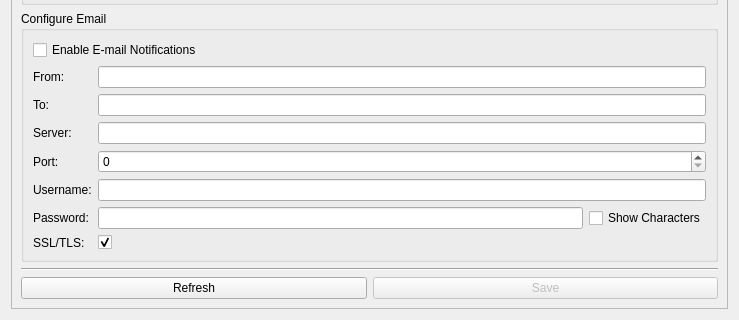
Qt form src/brickv/plugin_system/plugins/red/ui/red_tab_settings_server_monitoring.ui (Tinkerforge/brickv) before a commit; both pictures show x 0 to 739 and y 296 to 616 of the 739 by 616 pixel window.
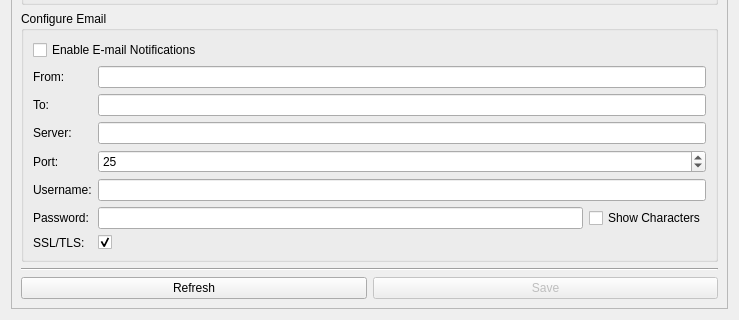
The same form after that commit.

Commit message: red-brick: 1. Server monitoring GUI element relational logic 2. Check function implemented

Diff of the .ui file:
```diff
--- a/src/brickv/plugin_system/plugins/red/ui/red_tab_settings_server_monitoring.ui
+++ b/src/brickv/plugin_system/plugins/red/ui/red_tab_settings_server_monitoring.ui
@@ -112,7 +112,17 @@
            <widget class="QLineEdit" name="ledit_sm_email_to"/>
           </item>
           <item row="4" column="1" colspan="2">
-           <widget class="QSpinBox" name="sbox_sm_email_port"/>
+           <widget class="QSpinBox" name="sbox_sm_email_port">
+            <property name="minimum">
+             <number>1</number>
+            </property>
+            <property name="maximum">
+             <number>65535</number>
+            </property>
+            <property name="value">
+             <number>25</number>
+            </property>
+           </widget>
           </item>
           <item row="2" column="0">
            <widget class="QLabel" name="label_sm_email_to">
```
The commit also changes 1 other file.
